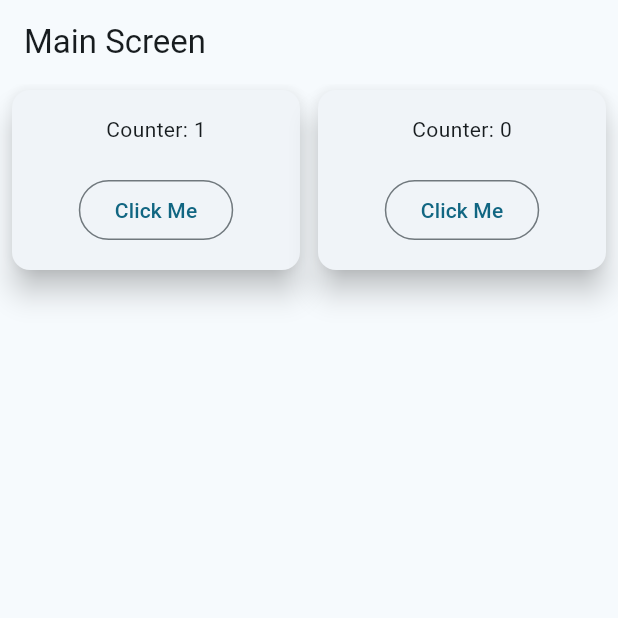
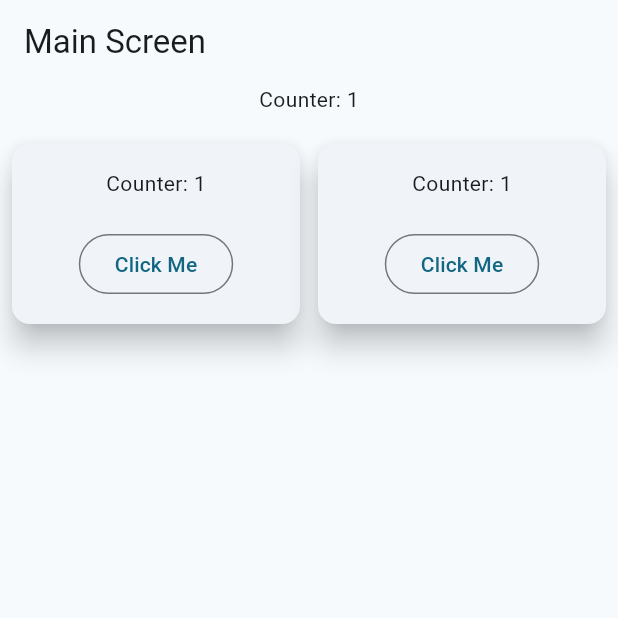
Before and after one commit to DavidAppAkademie/sm_exp, a Flutter app: the screen it shows after launch, after a tap on "Click Me", on a phone screen of 412 x 824 dp, the top half of it. Run offline on Flutter 3.47's test engine with Material 3 defaults, Android fonts, the light colour scheme and no system bars.

Commit message:
added provider

```diff
--- /dev/null
+++ b/lib/counter_provider.dart
@@ -0,0 +1,19 @@
+import 'package:flutter/material.dart';
+
+class CounterProvider extends ChangeNotifier {
+  // globaler State
+  int _counter = 0;
+
+  int getCounter() {
+    return _counter;
+  }
+
+  void increment() {
+    _counter++;
+    notifyListeners();
+  }
+
+  void decrement() {
+    _counter--;
+  }
+}
--- a/lib/main.dart
+++ b/lib/main.dart
@@ -1,12 +1,22 @@
 import 'package:flutter/material.dart';
+import 'package:provider/provider.dart';
+import 'package:sm_exp/counter_provider.dart';
 import 'package:sm_exp/main_screen.dart';
 
 void main() {
-  runApp(const MainApp());
+  runApp(
+    MultiProvider(
+      providers: [
+        ChangeNotifierProvider<CounterProvider>(
+            create: (_) => CounterProvider()),
+      ],
+      child: App(),
+    ),
+  );
 }
 
-class MainApp extends StatelessWidget {
-  const MainApp({super.key});
+class App extends StatelessWidget {
+  const App({super.key});
 
   @override
   Widget build(BuildContext context) {
--- a/lib/main_screen.dart
+++ b/lib/main_screen.dart
@@ -1,4 +1,6 @@
 import 'package:flutter/material.dart';
+import 'package:provider/provider.dart';
+import 'package:sm_exp/counter_provider.dart';
 import 'package:sm_exp/my_counter.dart';
 
 class MainScreen extends StatelessWidget {
@@ -13,13 +15,8 @@ class MainScreen extends StatelessWidget {
       body: Center(
         child: Column(
           children: [
-            // Text('Counter: $counter'),
-            // const SizedBox(height: 16),
-            // FilledButton(
-            //   onPressed: incrementCounter,
-            //   child: const Text('Increment'),
-            // ),
-            // const SizedBox(height: 80),
+            Text('Counter: ${context.watch<CounterProvider>().getCounter()}'),
+            const SizedBox(height: 16),
             Row(
               mainAxisAlignment: MainAxisAlignment.spaceEvenly,
               children: [
--- a/lib/my_counter.dart
+++ b/lib/my_counter.dart
@@ -1,14 +1,10 @@
 import 'package:flutter/material.dart';
+import 'package:provider/provider.dart';
+import 'package:sm_exp/counter_provider.dart';
 
-class MyCounter extends StatefulWidget {
+class MyCounter extends StatelessWidget {
   const MyCounter({super.key});
 
-  @override
-  State<MyCounter> createState() => _MyCounterState();
-}
-
-class _MyCounterState extends State<MyCounter> {
-  int x = 0;
   @override
   Widget build(BuildContext context) {
     return SizedBox(
@@ -19,13 +15,12 @@ class _MyCounterState extends State<MyCounter> {
             padding: const EdgeInsets.all(16),
             child: Column(
               children: [
-                Text('Counter: $x'),
+                Text(
+                    'Counter: ${context.watch<CounterProvider>().getCounter()}'),
                 const SizedBox(height: 20),
                 OutlinedButton(
                   onPressed: () {
-                    setState(() {
-                      x++;
-                    });
+                    context.read<CounterProvider>().increment();
                   },
                   child: const Text('Click Me'),
                 ),
--- a/pubspec.yaml
+++ b/pubspec.yaml
@@ -9,6 +9,7 @@ environment:
 dependencies:
   flutter:
     sdk: flutter
+  provider: ^6.1.2
 
 dev_dependencies:
   flutter_test:
```
Also changed, not shown: pubspec.lock.
